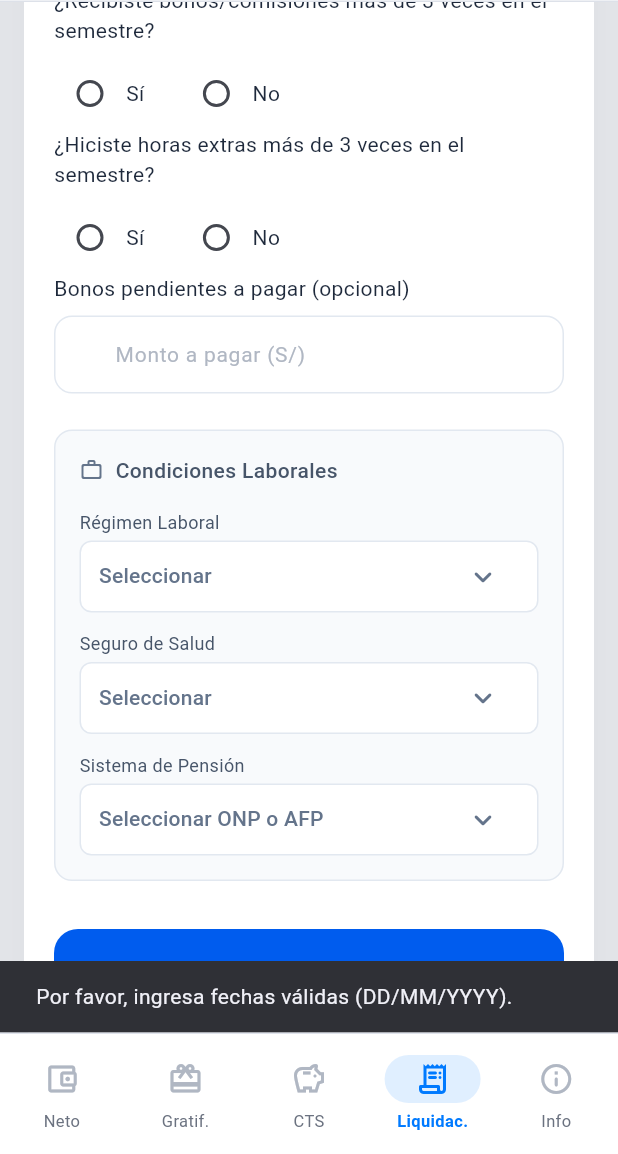
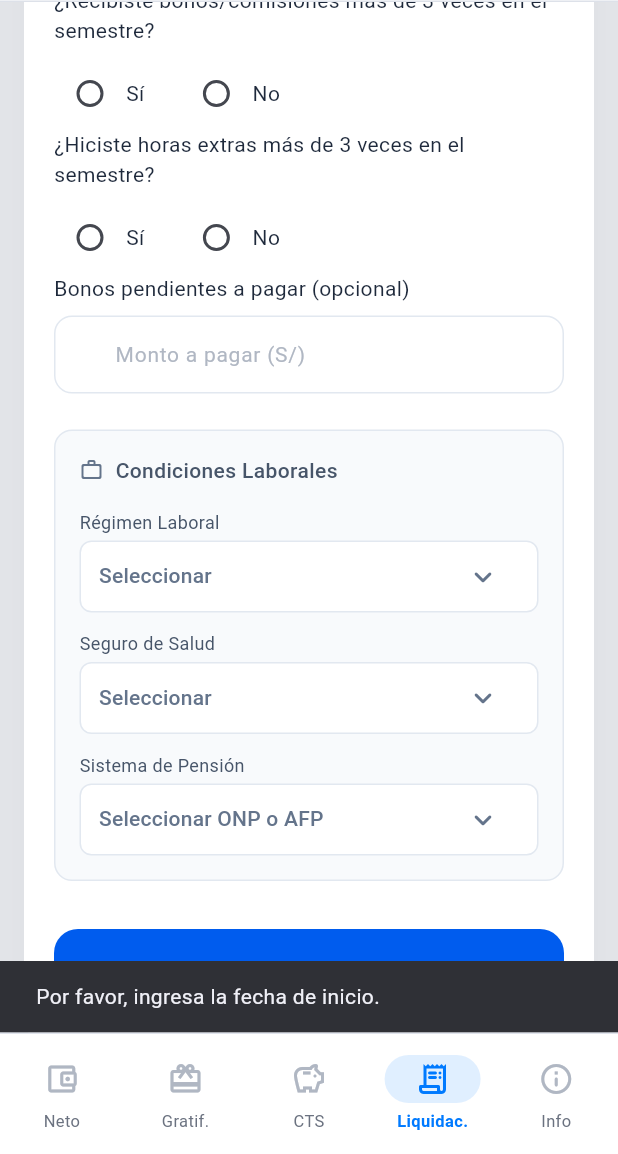
Before and after one commit to dieg0zu/CalculadoraLaboral, a Flutter app: the screen it shows after launch, item 4 of the bottom bar chosen, scrolled down 576 dp, after a tap on "Calcular Liquidación", on a phone screen of 412 x 824 dp, the part 82-1236 px from its top. Run offline on Flutter 3.47's test engine with Material 3 defaults, Android fonts, the phone set to English and light mode, and no system bars; our stand-ins replace currency_text_input_formatter, flutter_riverpod, mask_text_input_formatter.

Commit message:
Modulo CTS completo, calculos y restricciones. Modulo Gratificaicon modificado

```diff
--- a/calculadora_laboral/lib/presentation/screens/cts_screen.dart
+++ b/calculadora_laboral/lib/presentation/screens/cts_screen.dart
@@ -43,16 +43,17 @@ class CtsScreen extends ConsumerWidget {
               label: const Text('Calcular Ahora', style: TextStyle(fontSize: 16, fontWeight: FontWeight.w600)),
               onPressed: () {
                 final data = ref.read(ctsDataProvider);
-                if (data.hasInvalidDates || data.workedMonths == 0 && data.workedDays == 0) {
+
+                if (data.startDate == null) {
                   ScaffoldMessenger.of(context).showSnackBar(
-                    const SnackBar(content: Text('Por favor, ingresa fechas válidas y asegúrate que no haya errores.')),
+                    const SnackBar(content: Text('Por favor, ingresa la fecha de inicio')),
                   );
                   return;
                 }
 
-                if (data.hasInvalidDates || data.workedMonths == 0 && data.workedDays == 0) {
+                if (data.isCurrentlyWorking == false && data.endDate == null) {
                   ScaffoldMessenger.of(context).showSnackBar(
-                    const SnackBar(content: Text('Por favor, ingresa fechas válidas y asegúrate que no haya errores.')),
+                    const SnackBar(content: Text('Por favor, ingresa la fecha de cese')),
                   );
                   return;
                 }
@@ -113,9 +114,23 @@ class CtsScreen extends ConsumerWidget {
                   return;
                 }
 
-                if (data.overtimeMeetRegularity == null && (data.overtimeHours25 > 0 || data.overtimeHours35 > 0)) {
+                if (data.bonusesMeetRegularity == true && data.semesterTotalBonuses <= 0) {
+                  ScaffoldMessenger.of(context).showSnackBar(
+                    const SnackBar(content: Text('Por favor, ingresa el monto total de bonos')),
+                  );
+                  return;
+                }
+
+                if (data.overtimeMeetRegularity == null) {
                   ScaffoldMessenger.of(context).showSnackBar(
                     const SnackBar(content: Text('Por favor, indica la regularidad de las horas extras')),
+                  );
+                  return;
+                }
+
+                if (data.overtimeMeetRegularity == true && data.semesterTotalOvertime <= 0) {
+                  ScaffoldMessenger.of(context).showSnackBar(
+                    const SnackBar(content: Text('Por favor, ingresa el monto total de horas extras')),
                   );
                   return;
                 }
--- a/calculadora_laboral/lib/presentation/screens/gratification_screen.dart
+++ b/calculadora_laboral/lib/presentation/screens/gratification_screen.dart
@@ -26,16 +26,17 @@ class GratificationScreen extends ConsumerWidget {
               label: const Text('Calcular ahora'),
               onPressed: () {
                 final data = ref.read(gratificationDataProvider);
-                if (data.hasInvalidDates || data.workedMonths == 0 && data.workedDays == 0) {
+
+                if (data.startDate == null) {
                   ScaffoldMessenger.of(context).showSnackBar(
-                    const SnackBar(content: Text('Por favor, ingresa fechas válidas y asegúrate que no haya errores.')),
+                    const SnackBar(content: Text('Por favor, ingresa la fecha de inicio')),
                   );
                   return;
                 }
 
-                if (data.hasInvalidDates || data.workedMonths == 0 && data.workedDays == 0) {
+                if (data.isCurrentlyWorking == false && data.endDate == null) {
                   ScaffoldMessenger.of(context).showSnackBar(
-                    const SnackBar(content: Text('Por favor, ingresa fechas válidas y asegúrate que no haya errores.')),
+                    const SnackBar(content: Text('Por favor, ingresa la fecha de cese')),
                   );
                   return;
                 }
@@ -75,16 +76,30 @@ class GratificationScreen extends ConsumerWidget {
                   return;
                 }
 
-                if (data.bonusesMeetRegularity == null && data.bonuses > 0) {
+                if (data.bonusesMeetRegularity == null) {
                   ScaffoldMessenger.of(context).showSnackBar(
                     const SnackBar(content: Text('Por favor, indica la regularidad de los bonos')),
                   );
                   return;
                 }
 
-                if (data.overtimeMeetRegularity == null && (data.overtimeHours25 > 0 || data.overtimeHours35 > 0)) {
+                if (data.bonusesMeetRegularity == true && data.semesterTotalBonuses <= 0) {
+                  ScaffoldMessenger.of(context).showSnackBar(
+                    const SnackBar(content: Text('Por favor, ingresa el monto total de bonos')),
+                  );
+                  return;
+                }
+
+                if (data.overtimeMeetRegularity == null) {
                   ScaffoldMessenger.of(context).showSnackBar(
                     const SnackBar(content: Text('Por favor, indica la regularidad de las horas extras')),
+                  );
+                  return;
+                }
+
+                if (data.overtimeMeetRegularity == true && data.semesterTotalOvertime <= 0) {
+                  ScaffoldMessenger.of(context).showSnackBar(
+                    const SnackBar(content: Text('Por favor, ingresa el monto total de horas extras')),
                   );
                   return;
                 }
--- a/calculadora_laboral/lib/presentation/widgets/inputs/cts_inputs_panel.dart
+++ b/calculadora_laboral/lib/presentation/widgets/inputs/cts_inputs_panel.dart
@@ -334,29 +334,24 @@ class _CtsInputsPanelState extends ConsumerState<CtsInputsPanel> {
                 const SizedBox(height: 12),
                 const Text('Fecha de Fin (Cese)', style: TextStyle(fontSize: 14, color: textDark)),
                 const SizedBox(height: 8),
-                InkWell(
-                  onTap: _selectEndDate,
-                  borderRadius: BorderRadius.circular(12),
-                  child: Container(
-                    height: 48,
-                    padding: const EdgeInsets.symmetric(horizontal: 16),
-                    decoration: BoxDecoration(
-                      color: Colors.white,
-                      borderRadius: BorderRadius.circular(12),
-                      border: Border.all(color: const Color(0xFFE2E8F0)),
+                TextFormField(
+                  controller: _endDateController,
+                  keyboardType: TextInputType.datetime,
+                  inputFormatters: [_dateMaskFormatter],
+                  style: const TextStyle(fontSize: 16, color: textDark),
+                  decoration: InputDecoration(
+                    filled: true,
+                    fillColor: Colors.white,
+                    hintText: 'DD/MM/YYYY',
+                    suffixIcon: IconButton(
+                      icon: const Icon(Icons.calendar_today_rounded, color: Color(0xFF64748B), size: 20),
+                      onPressed: _selectEndDate,
                     ),
-                    alignment: Alignment.centerLeft,
-                    child: Row(
-                      mainAxisAlignment: MainAxisAlignment.spaceBetween,
-                      children: [
-                        Text(
-                          _endDate == null ? 'Seleccionar' : DateFormat('dd/MM/yyyy').format(_endDate!),
-                          style: TextStyle(color: _endDate == null ? const Color(0xFF64748B) : textDark, fontSize: 14),
-                        ),
-                        const Icon(Icons.calendar_today_rounded, color: Color(0xFF64748B), size: 20),
-                      ],
-                    ),
+                    contentPadding: const EdgeInsets.symmetric(horizontal: 16, vertical: 14),
+                    enabledBorder: OutlineInputBorder(borderRadius: BorderRadius.circular(12), borderSide: const BorderSide(color: Color(0xFFE2E8F0))),
+                    focusedBorder: OutlineInputBorder(borderRadius: BorderRadius.circular(12), borderSide: const BorderSide(color: primaryBlue, width: 1.5)),
                   ),
+                  onChanged: (val) => _parseManualDate(val, false),
                 ),
               ],
               const SizedBox(height: 20),
@@ -433,8 +428,9 @@ class _CtsInputsPanelState extends ConsumerState<CtsInputsPanel> {
               if (data.hasLastGratification == true) ...[
                 const SizedBox(height: 12),
                 TextFormField(
-                  initialValue: data.lastGratificationAmount == 0 ? '' : data.lastGratificationAmount.toStringAsFixed(0),
+                  initialValue: data.lastGratificationAmount == 0 ? '' : CurrencyTextInputFormatter.currency(locale: 'es', symbol: '', decimalDigits: 2).formatDouble(data.lastGratificationAmount),
                   keyboardType: const TextInputType.numberWithOptions(decimal: true),
+                  inputFormatters: [FilteringTextInputFormatter.deny(RegExp(r'-')), CurrencyTextInputFormatter.currency(locale: 'es', symbol: '', decimalDigits: 2)],
                   style: const TextStyle(fontSize: 16, color: textDark),
                   decoration: InputDecoration(
                     filled: true,
@@ -444,7 +440,10 @@ class _CtsInputsPanelState extends ConsumerState<CtsInputsPanel> {
                     enabledBorder: OutlineInputBorder(borderRadius: BorderRadius.circular(12), borderSide: const BorderSide(color: Color(0xFFE2E8F0))),
                     focusedBorder: OutlineInputBorder(borderRadius: BorderRadius.circular(12), borderSide: const BorderSide(color: primaryBlue, width: 1.5)),
                   ),
-                  onChanged: (v) => notifier.updateLastGratificationAmount(double.tryParse(v.replaceAll('.', '').replaceAll(',', '.')) ?? 0),
+                  onChanged: (v) {
+                    final cleanValue = v.replaceAll('.', '').replaceAll(',', '.');
+                    notifier.updateLastGratificationAmount(double.tryParse(cleanValue) ?? 0);
+                  },
                 ),
               ],
               const SizedBox(height: 20),
--- a/calculadora_laboral/lib/presentation/widgets/inputs/gratification_inputs_panel.dart
+++ b/calculadora_laboral/lib/presentation/widgets/inputs/gratification_inputs_panel.dart
@@ -325,29 +325,24 @@ class _GratificationInputsPanelState extends ConsumerState<GratificationInputsPa
                 const SizedBox(height: 12),
                 const Text('Fecha de Fin (Cese)', style: TextStyle(fontSize: 14, color: textDark)),
                 const SizedBox(height: 8),
-                InkWell(
-                  onTap: _selectEndDate,
-                  borderRadius: BorderRadius.circular(12),
-                  child: Container(
-                    height: 48,
-                    padding: const EdgeInsets.symmetric(horizontal: 16),
-                    decoration: BoxDecoration(
-                      color: Colors.white,
-                      borderRadius: BorderRadius.circular(12),
-                      border: Border.all(color: const Color(0xFFE2E8F0)),
+                TextFormField(
+                  controller: _endDateController,
+                  keyboardType: TextInputType.datetime,
+                  inputFormatters: [_dateMaskFormatter],
+                  style: const TextStyle(fontSize: 16, color: textDark),
+                  decoration: InputDecoration(
+                    filled: true,
+                    fillColor: Colors.white,
+                    hintText: 'DD/MM/YYYY',
+                    suffixIcon: IconButton(
+                      icon: const Icon(Icons.calendar_today_rounded, color: Color(0xFF64748B), size: 20),
+                      onPressed: _selectEndDate,
                     ),
-                    alignment: Alignment.centerLeft,
-                    child: Row(
-                      mainAxisAlignment: MainAxisAlignment.spaceBetween,
-                      children: [
-                        Text(
-                          _endDate == null ? 'Seleccionar' : DateFormat('dd/MM/yyyy').format(_endDate!),
-                          style: TextStyle(color: _endDate == null ? const Color(0xFF64748B) : textDark, fontSize: 14),
-                        ),
-                        const Icon(Icons.calendar_today_rounded, color: Color(0xFF64748B), size: 20),
-                      ],
-                    ),
+                    contentPadding: const EdgeInsets.symmetric(horizontal: 16, vertical: 14),
+                    enabledBorder: OutlineInputBorder(borderRadius: BorderRadius.circular(12), borderSide: const BorderSide(color: Color(0xFFE2E8F0))),
+                    focusedBorder: OutlineInputBorder(borderRadius: BorderRadius.circular(12), borderSide: const BorderSide(color: primaryBlue, width: 1.5)),
                   ),
+                  onChanged: (val) => _parseManualDate(val, false),
                 ),
               ],
               const SizedBox(height: 20),
--- a/calculadora_laboral/lib/presentation/widgets/inputs/liquidation_inputs_panel.dart
+++ b/calculadora_laboral/lib/presentation/widgets/inputs/liquidation_inputs_panel.dart
@@ -92,9 +92,16 @@ class _LiquidationInputsPanelState extends ConsumerState<LiquidationInputsPanel>
   }
 
   void _onCalculatePressed() {
-    if (_startDate == null || _endDate == null) {
+    if (_startDate == null) {
       ScaffoldMessenger.of(context).showSnackBar(
-        const SnackBar(content: Text('Por favor, ingresa fechas válidas (DD/MM/YYYY).')),
+        const SnackBar(content: Text('Por favor, ingresa la fecha de inicio.')),
+      );
+      return;
+    }
+
+    if (_endDate == null) {
+      ScaffoldMessenger.of(context).showSnackBar(
+        const SnackBar(content: Text('Por favor, ingresa la fecha de cese.')),
       );
       return;
     }
@@ -121,20 +128,6 @@ class _LiquidationInputsPanelState extends ConsumerState<LiquidationInputsPanel>
       return;
     }
 
-    if (data.hasFamilyAllowance == null) {
-      ScaffoldMessenger.of(context).showSnackBar(
-        const SnackBar(content: Text('Por favor, indica si tienes hijos (Asignación Familiar).')),
-      );
-      return;
-    }
-
-    if (data.hasReceivedLastCts == null) {
-      ScaffoldMessenger.of(context).showSnackBar(
-        const SnackBar(content: Text('Por favor, indica si recibiste tu última CTS.')),
-      );
-      return;
-    }
-
     if (data.grossSalary <= 0) {
       ScaffoldMessenger.of(context).showSnackBar(
         const SnackBar(content: Text('Por favor, ingresa un sueldo bruto válido.')),
@@ -156,12 +149,43 @@ class _LiquidationInputsPanelState extends ConsumerState<LiquidationInputsPanel>
       return;
     }
 
-    if (data.grossSalary <= 0) {
+    if (data.bonusesMeetRegularity == null) {
       ScaffoldMessenger.of(context).showSnackBar(
-        const SnackBar(content: Text('Por favor, ingresa un sueldo bruto válido.')),
+        const SnackBar(content: Text('Por favor, indica si recibiste bonos/comisiones.')),
       );
       return;
     }
+
+    if (data.bonusesMeetRegularity == true && data.semesterTotalBonuses <= 0) {
+      ScaffoldMessenger.of(context).showSnackBar(
+        const SnackBar(content: Text('Por favor, ingresa el monto total de bonos/comisiones.')),
+      );
+      return;
+    }
+
+    if (data.overtimeMeetRegularity == null) {
+      ScaffoldMessenger.of(context).showSnackBar(
+        const SnackBar(content: Text('Por favor, indica si hiciste horas extras.')),
+      );
+      return;
+    }
+
+    if (data.overtimeMeetRegularity == true && data.semesterTotalOvertime <= 0) {
+      ScaffoldMessenger.of(context).showSnackBar(
+        const SnackBar(content: Text('Por favor, ingresa el monto total de horas extras.')),
+      );
+      return;
+    }
+
+
+
+    if (data.healthInsurance == null) {
+      ScaffoldMessenger.of(context).showSnackBar(
+        const SnackBar(content: Text('Por favor, selecciona un seguro de salud.')),
+      );
+      return;
+    }
+
     if (data.pensionSystem == null) {
       ScaffoldMessenger.of(context).showSnackBar(
         const SnackBar(content: Text('Por favor, selecciona un sistema de pensión.')),
```
